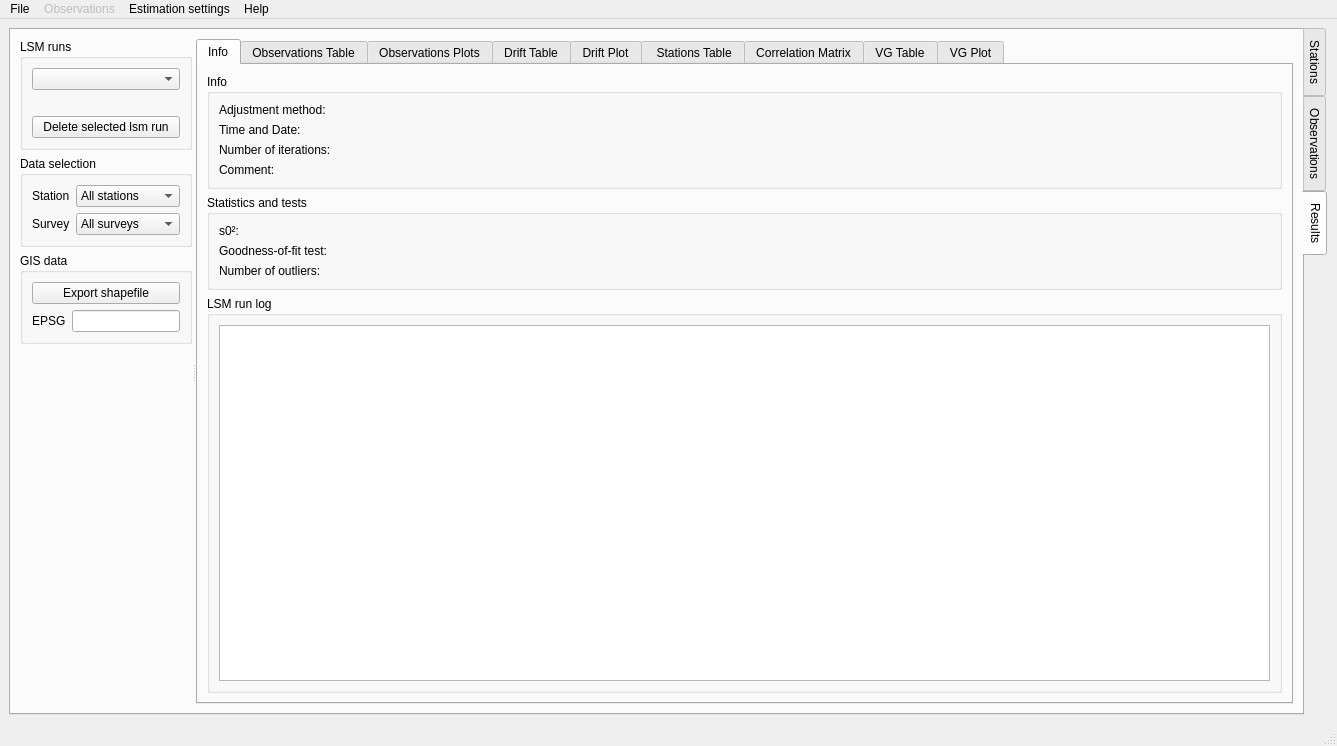
Qt form gravtools/gui/MainWindow.ui (ahellers/GravTools) before a commit.
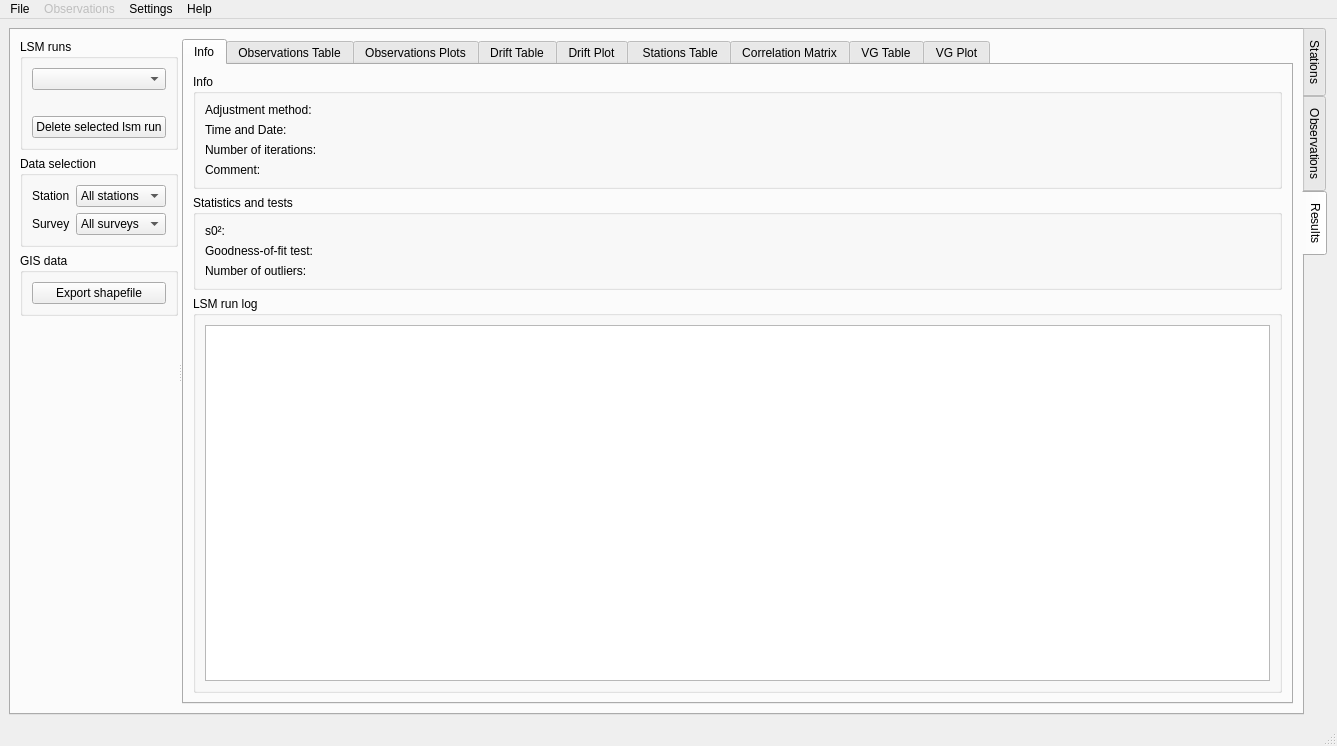
The same form after that commit. The open tabs and pages were chosen to show the change. Custom widgets are drawn as their Qt base class.

Commit message: Added a dedicated dialog for gis data export settings.

Diff of the .ui file:
```diff
--- a/gravtools/gui/MainWindow.ui
+++ b/gravtools/gui/MainWindow.ui
@@ -523,25 +523,7 @@
                 </widget>
                </item>
                <item>
-                <layout class="QFormLayout" name="formLayout_7">
-                 <item row="0" column="0">
-                  <widget class="QLabel" name="label_11">
-                   <property name="toolTip">
-                    <string>&lt;html&gt;&lt;head/&gt;&lt;body&gt;&lt;p&gt;Please declare the CRS of the station coordinates by a valid EPSG code. &lt;/p&gt;&lt;/body&gt;&lt;/html&gt;</string>
-                   </property>
-                   <property name="text">
-                    <string>EPSG</string>
-                   </property>
-                  </widget>
-                 </item>
-                 <item row="0" column="1">
-                  <widget class="QLineEdit" name="lineEdit_results_epsg">
-                   <property name="toolTip">
-                    <string>&lt;html&gt;&lt;head/&gt;&lt;body&gt;&lt;p&gt;Please declare the CRS of the station coordinates by a valid EPSG code. &lt;/p&gt;&lt;/body&gt;&lt;/html&gt;</string>
-                   </property>
-                  </widget>
-                 </item>
-                </layout>
+                <layout class="QFormLayout" name="formLayout_7"/>
                </item>
               </layout>
              </widget>
@@ -1050,7 +1032,7 @@
      <bool>true</bool>
     </property>
     <property name="title">
-     <string>Estimation settings</string>
+     <string>Settings</string>
     </property>
     <addaction name="action_Estimation_settings"/>
    </widget>
```
Left out of the diff: 11 changed lines with no effect on the pictures. The commit also changes 8 other files.
